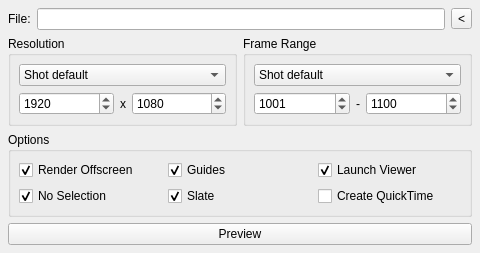
This is core/ui/gpsPreview_ui.ui in mjbonnington/icarus-gps as Qt 5 draws it before an edit. The edited form follows.
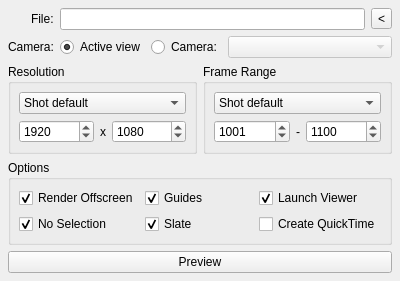
This is the edited form.

What changed in the file:
```diff
--- a/core/ui/gpsPreview_ui.ui
+++ b/core/ui/gpsPreview_ui.ui
@@ -6,8 +6,8 @@
    <rect>
     <x>0</x>
     <y>0</y>
-    <width>480</width>
-    <height>240</height>
+    <width>400</width>
+    <height>270</height>
    </rect>
   </property>
   <property name="windowTitle">
@@ -19,14 +19,22 @@
      <number>8</number>
     </property>
     <item>
-     <layout class="QHBoxLayout" name="file_horizontalLayout">
-      <item>
+     <layout class="QFormLayout" name="formLayout">
+      <property name="fieldGrowthPolicy">
+       <enum>QFormLayout::AllNonFixedFieldsGrow</enum>
+      </property>
+      <property name="labelAlignment">
+       <set>Qt::AlignRight|Qt::AlignTrailing|Qt::AlignVCenter</set>
+      </property>
+      <item row="0" column="0">
        <widget class="QLabel" name="file_label">
         <property name="text">
          <string>File:</string>
         </property>
        </widget>
       </item>
+      <item row="0" column="1">
+       <layout class="QHBoxLayout" name="file_horizontalLayout">
       <item>
        <widget class="QLineEdit" name="file_lineEdit">
         <property name="mandatoryField" stdset="0">
@@ -46,6 +54,55 @@
       </item>
      </layout>
     </item>
+      <item row="1" column="0">
+       <widget class="QLabel" name="cam_label">
+        <property name="text">
+         <string>Camera:</string>
+        </property>
+       </widget>
+      </item>
+      <item row="1" column="1">
+       <layout class="QHBoxLayout" name="cam_horizontalLayout">
+        <item>
+         <widget class="QRadioButton" name="activeView_radioButton">
+          <property name="sizePolicy">
+           <sizepolicy hsizetype="Maximum" vsizetype="Fixed">
+            <horstretch>0</horstretch>
+            <verstretch>0</verstretch>
+           </sizepolicy>
+          </property>
+          <property name="text">
+           <string>Active view</string>
+          </property>
+          <property name="checked">
+           <bool>true</bool>
+          </property>
+         </widget>
+        </item>
+        <item>
+         <widget class="QRadioButton" name="camera_radioButton">
+          <property name="sizePolicy">
+           <sizepolicy hsizetype="Maximum" vsizetype="Fixed">
+            <horstretch>0</horstretch>
+            <verstretch>0</verstretch>
+           </sizepolicy>
+          </property>
+          <property name="text">
+           <string>Camera:</string>
+          </property>
+         </widget>
+        </item>
+        <item>
+         <widget class="QComboBox" name="camera_comboBox">
+          <property name="enabled">
+           <bool>false</bool>
+          </property>
+         </widget>
+        </item>
+       </layout>
+      </item>
+     </layout>
+    </item>
     <item>
      <layout class="QHBoxLayout" name="res_range_horizontalLayout">
       <item>
```
Left out of the diff: 21 changed lines with no effect on the pictures. Lines whose indentation alone changed are shown as unchanged.
